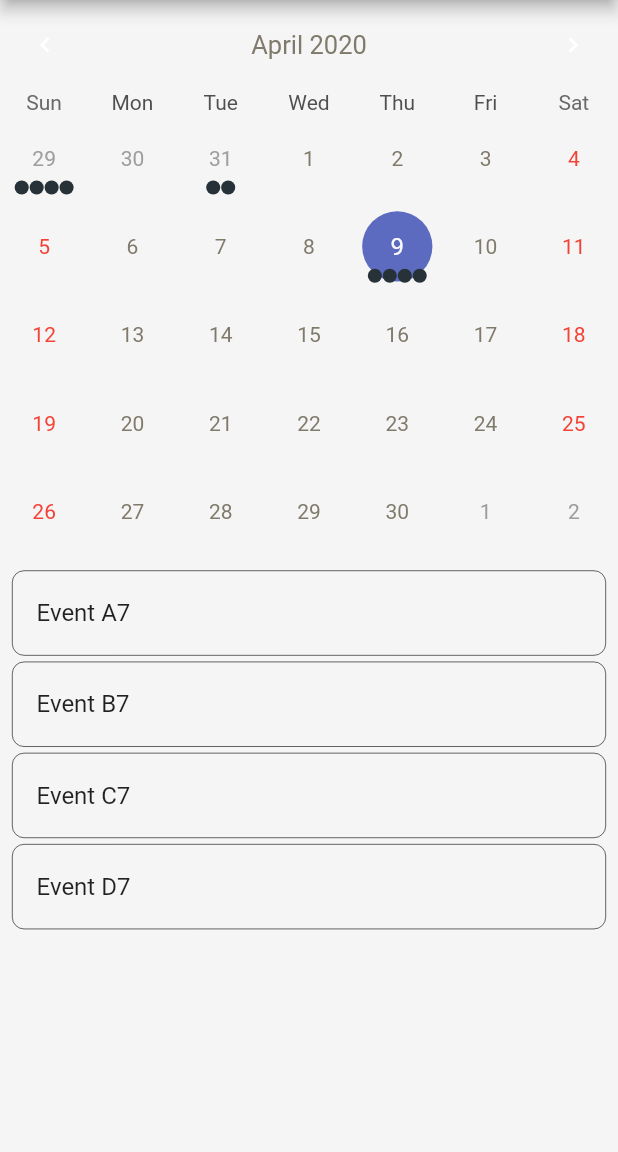
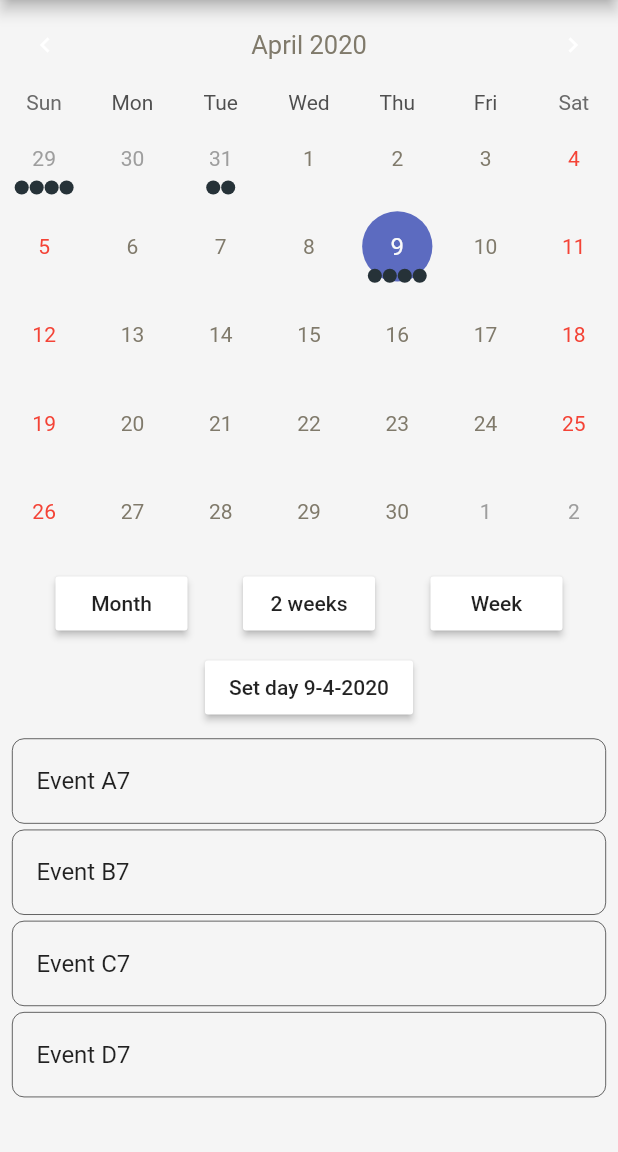
Before and after one commit to JWHAPO/orae_app, a Flutter app: the screen it shows after launch, on a phone screen of 412 x 824 dp, the part 84-1236 px from its top. Run offline on Flutter 3.47's test engine with Material 2 defaults, Android fonts, the phone set to English and light mode, and no system bars; drawn by our look-alikes of table_calendar; generated files the repository leaves out were written again.

Commit message:
add calendar type buttons sample

```diff
--- a/lib/widget/calendar.dart
+++ b/lib/widget/calendar.dart
@@ -101,7 +101,58 @@ class _CalendarState extends State<Calendar> {
           ),
         ),
         const SizedBox(height: 8.0,),
+        _buildButtons(),
+        const SizedBox(height: 8.0,),
         Expanded(child: _buildEventList(),)
+      ],
+    );
+  }
+
+  Widget _buildButtons() {
+    final dateTime = _events.keys.elementAt(_events.length - 2);
+
+    return Column(
+      children: <Widget>[
+        Row(
+          mainAxisSize: MainAxisSize.max,
+          mainAxisAlignment: MainAxisAlignment.spaceEvenly,
+          children: <Widget>[
+            RaisedButton(
+              child: Text('Month'),
+              onPressed: () {
+                setState(() {
+                  _calendarController.setCalendarFormat(CalendarFormat.month);
+                });
+              },
+            ),
+            RaisedButton(
+              child: Text('2 weeks'),
+              onPressed: () {
+                setState(() {
+                  _calendarController.setCalendarFormat(CalendarFormat.twoWeeks);
+                });
+              },
+            ),
+            RaisedButton(
+              child: Text('Week'),
+              onPressed: () {
+                setState(() {
+                  _calendarController.setCalendarFormat(CalendarFormat.week);
+                });
+              },
+            ),
+          ],
+        ),
+        const SizedBox(height: 8.0),
+        RaisedButton(
+          child: Text('Set day ${dateTime.day}-${dateTime.month}-${dateTime.year}'),
+          onPressed: () {
+            _calendarController.setSelectedDay(
+              DateTime(dateTime.year, dateTime.month, dateTime.day),
+              runCallback: true,
+            );
+          },
+        ),
       ],
     );
   }
```
